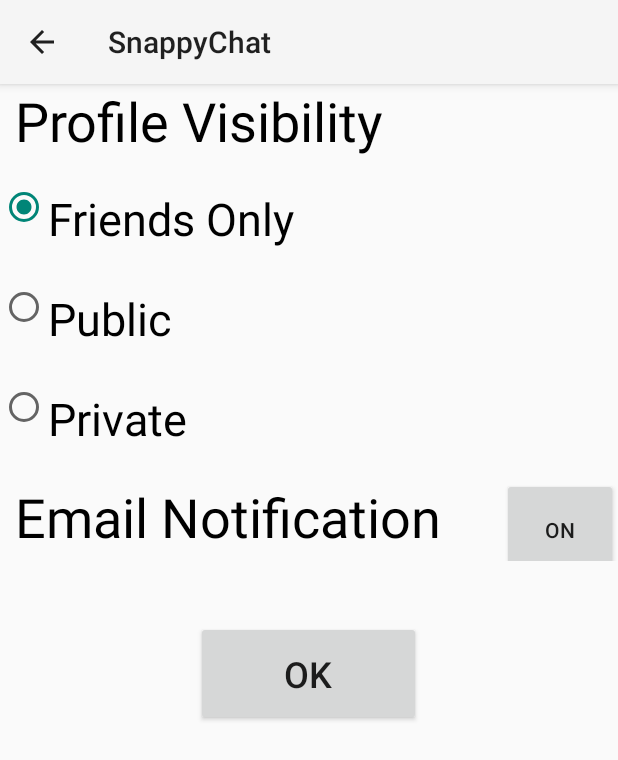
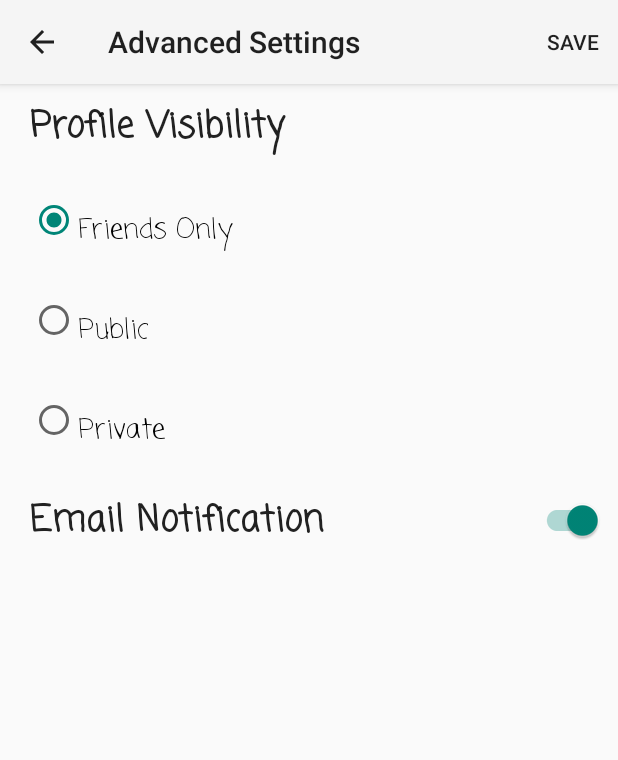
Before and after one commit to jagrutipatil/SnappyChat, an Android app: the AdvancedSettingActivity screen opened directly, with no data from a screen before it, on a phone screen of 412 x 824 dp. Shown: the top 760 px of the screen. Run offline under Robolectric (Android 15) with nearby library versions, the phone set to English and light mode, and no system bars; our stand-ins replace Firebase (no records; nobody signed in at launch, a user with empty details on screens opened directly); 1 statement that could not run was skipped.

Commit message:
fixing upload from gallery

```diff
--- a/app/src/main/java/edu/sjsu/snappychat/AdvancedSettingActivity.java
+++ b/app/src/main/java/edu/sjsu/snappychat/AdvancedSettingActivity.java
@@ -4,7 +4,11 @@ import android.content.Intent;
 import android.os.AsyncTask;
 import android.os.Bundle;
 import android.support.v7.app.AppCompatActivity;
+import android.support.v7.widget.SwitchCompat;
 import android.util.Log;
+import android.view.Menu;
+import android.view.MenuInflater;
+import android.view.MenuItem;
 import android.view.View;
 import android.widget.Button;
 import android.widget.RadioButton;
@@ -26,46 +30,23 @@ import edu.sjsu.snappychat.util.Util;
 
 public class AdvancedSettingActivity extends BaseAppCompatActivity {
 
-    private Button ok;
-    private ToggleButton emailNotificationButton;
+    private SwitchCompat emailNotificationButton;
     private RadioButton radioButton;
     private DatabaseReference mDatabaseReference;
     private RadioGroup radioGroup;
     private User loggedInUser;
-
     @Override
     protected void onCreate(Bundle savedInstanceState) {
         super.onCreate(savedInstanceState);
         setContentView(R.layout.activity_advanced_setting);
         mDatabaseReference = FirebaseDatabase.getInstance().getReference();
-        emailNotificationButton = (ToggleButton) findViewById(R.id.email_notification);
+        emailNotificationButton = (SwitchCompat) findViewById(R.id.email_notification);
 
-        final RadioGroup radiogrp = (RadioGroup) findViewById(R.id.visibility);
+        setTitle("Advanced Settings");
 
-        ok = (Button) findViewById(R.id.ok);
+      radioGroup = (RadioGroup) findViewById(R.id.visibility);
 
-        ok.setOnClickListener(new View.OnClickListener() {
 
-            @Override
-            public void onClick(View view) {
-
-                int visibility_radioButtonID = radiogrp.getCheckedRadioButtonId();
-                radioButton = (RadioButton) findViewById(visibility_radioButtonID);
-
-                String visibility = radioButton.getText().toString();
-                Boolean emailNotificationStatus = emailNotificationButton.isChecked();
-
-                AdvancedSettings settings = new AdvancedSettings(visibility, emailNotificationStatus,UserService.getInstance().getEmail());
-
-                UserService loggedInUserService = UserService.getInstance();
-                loggedInUserService.setAdvancedSettings(settings);
-
-                AsyncTask write_database = new databaseWrite().execute(settings);
-
-                Intent updateProfile = new Intent(AdvancedSettingActivity.this, UserProfileActivity.class);
-                startActivity(updateProfile);
-            }
-        });
 
     }
 
@@ -154,4 +135,33 @@ public class AdvancedSettingActivity extends BaseAppCompatActivity {
 
     }
 
+    @Override
+    public boolean onCreateOptionsMenu(Menu menu) {
+        MenuInflater inflater = getMenuInflater();
+        inflater.inflate(R.menu.advanced_settings_menu, menu);
+        return true;
+    }
+
+    @Override
+    public boolean onOptionsItemSelected(MenuItem item) {
+        if (item.getItemId() == R.id.saveadvancedsettings) {
+            int visibility_radioButtonID = radioGroup.getCheckedRadioButtonId();
+            radioButton = (RadioButton) findViewById(visibility_radioButtonID);
+
+            String visibility = radioButton.getText().toString();
+            Boolean emailNotificationStatus = emailNotificationButton.isChecked();
+
+            AdvancedSettings settings = new AdvancedSettings(visibility, emailNotificationStatus,UserService.getInstance().getEmail());
+
+            UserService loggedInUserService = UserService.getInstance();
+            loggedInUserService.setAdvancedSettings(settings);
+
+            AsyncTask write_database = new databaseWrite().execute(settings);
+
+            Intent updateProfile = new Intent(AdvancedSettingActivity.this, UserProfileActivity.class);
+            startActivity(updateProfile);        }
+        return super.onOptionsItemSelected(item);
+    }
+
+
 }
--- a/app/src/main/java/edu/sjsu/snappychat/UserProfileActivity.java
+++ b/app/src/main/java/edu/sjsu/snappychat/UserProfileActivity.java
@@ -5,7 +5,10 @@ import android.app.ProgressDialog;
 import android.content.DialogInterface;
 import android.content.Intent;
 import android.content.pm.PackageManager;
+import android.database.Cursor;
 import android.graphics.Bitmap;
+import android.graphics.BitmapFactory;
+import android.net.Uri;
 import android.os.Bundle;
 import android.provider.MediaStore;
 import android.support.v4.app.ActivityCompat;
@@ -26,9 +29,11 @@ import com.google.firebase.database.FirebaseDatabase;
 import com.google.firebase.database.ValueEventListener;
 
 
+import java.io.File;
 import java.util.ArrayList;
 
 
+import edu.sjsu.snappychat.fragment.chats.ChatModel;
 import edu.sjsu.snappychat.model.AdvancedSettings;
 import edu.sjsu.snappychat.model.Invitations;
 import edu.sjsu.snappychat.model.Mapping;
@@ -57,9 +62,8 @@ public class UserProfileActivity extends BaseAppCompatActivity implements View.O
     private AdvancedSettings settings;
     private Button advanced;
     private final int MY_PERMISSIONS_REQUEST_CAMERA = 101;
-
-    //progress dialogue
-    private ProgressDialog progress;
+    private String ImageDecode;
+    private Bitmap myBitmap;
 
     @Override
     protected void onCreate(Bundle savedInstanceState) {
@@ -77,7 +81,7 @@ public class UserProfileActivity extends BaseAppCompatActivity implements View.O
 
         imageViewProfilePic.setOnTouchListener(this);
         buttonDone.setOnClickListener(this);
-        progress = new ProgressDialog(this);
+
 
         mDatabaseReference = FirebaseDatabase.getInstance().getReference();
         settings = UserService.getInstance().getAdvancedSettings();
@@ -208,11 +212,26 @@ public class UserProfileActivity extends BaseAppCompatActivity implements View.O
         super.onActivityResult(requestCode, resultCode, data);
         if (requestCode == PICK_IMAGE_REQUEST && resultCode == RESULT_OK && data != null && data.getData() != null) {
             Bundle extras = data.getExtras();
-            Bitmap imageBitmap = (Bitmap) extras.get("data");
-            imageViewProfilePic.setImageBitmap(imageBitmap);
-            UserService.getInstance().setProfilePictureLocation(Util.encodeImage(imageBitmap));
-//            UploadImage imageLoader = new UploadImage(UserProfileActivity.this, imageViewProfilePic, extras);
-//            imageLoader.execute();
+            Uri URI = data.getData();
+            String[] FILE = { MediaStore.Images.Media.DATA };
+
+
+            Cursor cursor = getContentResolver().query(URI,
+                    FILE, null, null, null);
+
+            cursor.moveToFirst();
+
+            int columnIndex = cursor.getColumnIndex(FILE[0]);
+            ImageDecode = cursor.getString(columnIndex);
+            cursor.close();
+
+            File imgFile = new File(ImageDecode);
+            if(imgFile.exists()) {
+                myBitmap = BitmapFactory.decodeFile(imgFile.getAbsolutePath());
+            }
+            imageViewProfilePic.setImageBitmap(myBitmap);
+            UserService.getInstance().setProfilePictureLocation(Util.encodeImage(myBitmap));
+
 
         } else if(requestCode == CAMERA_CODE && resultCode == RESULT_OK){
             Bundle extras = data.getExtras();
--- a/app/src/main/res/layout/activity_advanced_setting.xml
+++ b/app/src/main/res/layout/activity_advanced_setting.xml
@@ -9,44 +9,52 @@
         android:layout_width="match_parent"
         android:layout_height="wrap_content"
         android:id="@+id/textView2"
-        android:textSize="36sp"
         android:paddingStart="10dp"
-        android:textColor="@android:color/background_dark" />
+        android:textAppearance="@android:style/TextAppearance.Material.Large"
+        android:fontFamily="casual"
+        android:layout_margin="10dp"
+        android:textStyle="normal|bold"
+        android:textSize="24sp" />
 
     <RadioGroup
         android:layout_width="match_parent"
         android:layout_height="200dp"
-        android:id="@+id/visibility">
+        android:id="@+id/visibility"
+        android:layout_marginLeft="20dp">
 
         <RadioButton
             android:text="Friends Only"
             android:layout_width="match_parent"
             android:layout_height="wrap_content"
             android:id="@+id/friend_only"
-            android:textAppearance="@style/TextAppearance.AppCompat.Body1"
-            android:textSize="30sp"
+            android:textAppearance="@android:style/TextAppearance.Material.Large"
             android:paddingTop="15dp"
-            android:layout_weight="1" />
+            android:layout_weight="1"
+            style="@android:style/Widget.Material.CompoundButton.RadioButton"
+            android:fontFamily="casual"
+            android:textSize="18sp" />
 
         <RadioButton
             android:text="Public"
             android:layout_width="match_parent"
             android:layout_height="wrap_content"
             android:id="@+id/publickey"
-            android:textAppearance="@style/TextAppearance.AppCompat.Body1"
-            android:textSize="30sp"
+            android:textAppearance="@android:style/TextAppearance.Material.Large"
             android:paddingTop="15dp"
-            android:layout_weight="1" />
+            android:layout_weight="1"
+            android:fontFamily="casual"
+            android:textSize="18sp" />
 
         <RadioButton
             android:text="Private"
             android:layout_width="match_parent"
             android:layout_height="wrap_content"
             android:id="@+id/privatekey"
-            android:textAppearance="@style/TextAppearance.AppCompat.Body1"
-            android:textSize="30sp"
+            android:textAppearance="@android:style/TextAppearance.Material.Large"
             android:paddingTop="15dp"
-            android:layout_weight="1" />
+            android:layout_weight="1"
+            android:fontFamily="casual"
+            android:textSize="18sp" />
 
     </RadioGroup>
 
@@ -60,30 +68,39 @@
             android:layout_width="match_parent"
             android:layout_height="wrap_content"
             android:id="@+id/textView4"
-            android:textSize="36sp"
             android:paddingStart="10dp"
-            android:textColor="@android:color/background_dark"
             android:layout_weight="1"
-            android:paddingTop="15dp" />
+            android:paddingTop="15dp"
+            android:textAppearance="@android:style/TextAppearance.Material.Large"
+            android:typeface="sans"
+            android:textSize="24sp"
+            android:fontFamily="casual"
+            android:textStyle="normal|bold"
+            android:layout_marginLeft="10dp" />
 
-        <ToggleButton
-            android:text="ToggleButton"
-            android:layout_width="77dp"
-            android:layout_height="69dp"
-            android:id="@+id/email_notification" />
+        <android.support.v7.widget.SwitchCompat
+            android:layout_width="wrap_content"
+            android:layout_height="wrap_content"
+            android:checked="true"
+            android:layout_marginEnd="10dp"
+            android:id="@+id/email_notification"
+            android:textSize="18sp" />
+
     </LinearLayout>
 
     <Space
         android:layout_width="match_parent"
         android:layout_height="40dp" />
-
+<!--
     <Button
-        android:text="OK"
+        android:text="Save"
         android:id="@+id/ok"
         android:layout_width="150dp"
         android:gravity="center"
         android:layout_gravity="center"
         android:textSize="24sp"
-        android:layout_height="70dp" />
+        android:layout_height="70dp"
+        style="@android:style/Widget.Material.Light.Button.Borderless.Colored"
+        android:textColorLink="@android:color/holo_blue_dark" />-->
 
 </LinearLayout>
--- /dev/null
+++ b/app/src/main/res/menu/advanced_settings_menu.xml
@@ -0,0 +1,9 @@
+<?xml version="1.0" encoding="utf-8"?>
+<menu xmlns:android="http://schemas.android.com/apk/res/android"
+    xmlns:app="http://schemas.android.com/apk/res-auto">
+
+
+    <item android:id="@+id/saveadvancedsettings"
+        android:title="Save"
+        app:showAsAction="always"/>
+</menu>
```
